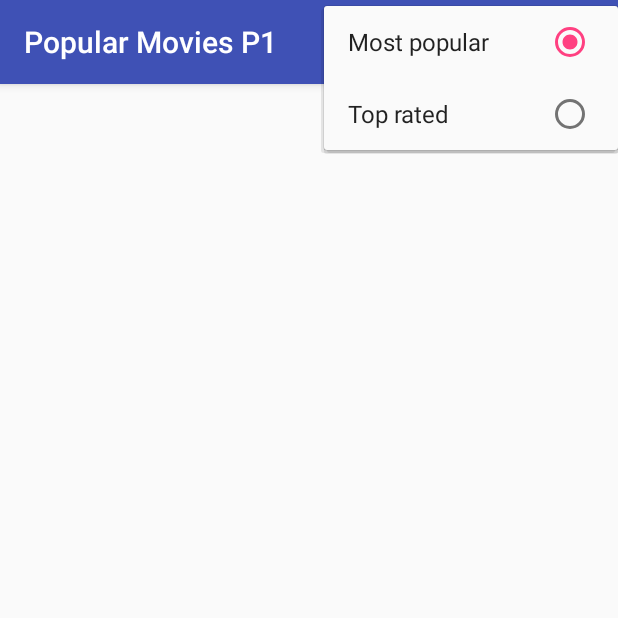
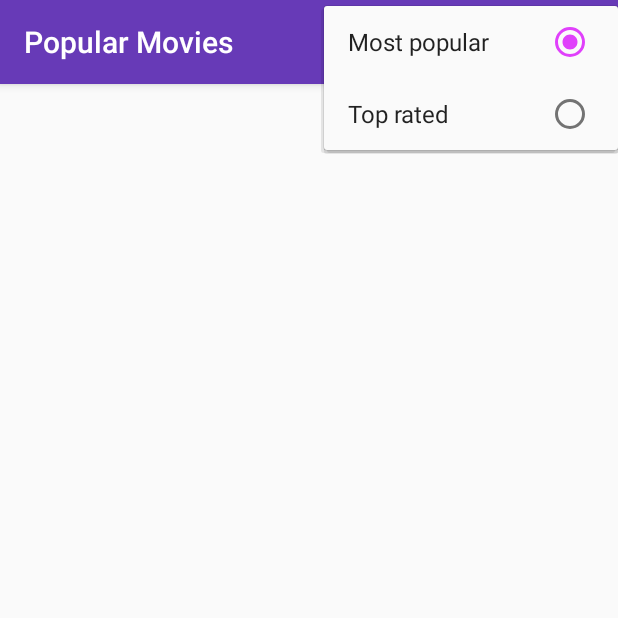
Before and after one commit to vinsce/UdacityPopularMovies1, an Android app: the screen it shows after launch (MainActivity), after a tap on "SORT BY", on a phone screen of 412 x 824 dp, the top half of it. Run offline under Robolectric (Android 15) with nearby library versions, the phone set to English and light mode, and no system bars; our stand-ins replace Picasso; pictures from the network do not load; 1 statement that could not run was skipped.

Commit message:
changed UI colors

```diff
--- a/app/src/main/res/values/colors.xml
+++ b/app/src/main/res/values/colors.xml
@@ -1,6 +1,6 @@
 <?xml version="1.0" encoding="utf-8"?>
 <resources>
-    <color name="colorPrimary">#3F51B5</color>
-    <color name="colorPrimaryDark">#303F9F</color>
-    <color name="colorAccent">#FF4081</color>
+    <color name="colorPrimary">#673AB7</color>
+    <color name="colorPrimaryDark">#512DA8</color>
+    <color name="colorAccent">#E040FB</color>
 </resources>
--- a/app/src/main/res/values/strings.xml
+++ b/app/src/main/res/values/strings.xml
@@ -1,5 +1,5 @@
 <resources>
-    <string name="app_name">Popular Movies P1</string>
+    <string name="app_name">Popular Movies</string>
     <string name="sort_by">Sort By</string>
     <string name="most_popular">Most popular</string>
     <string name="top_rated">Top rated</string>
```
